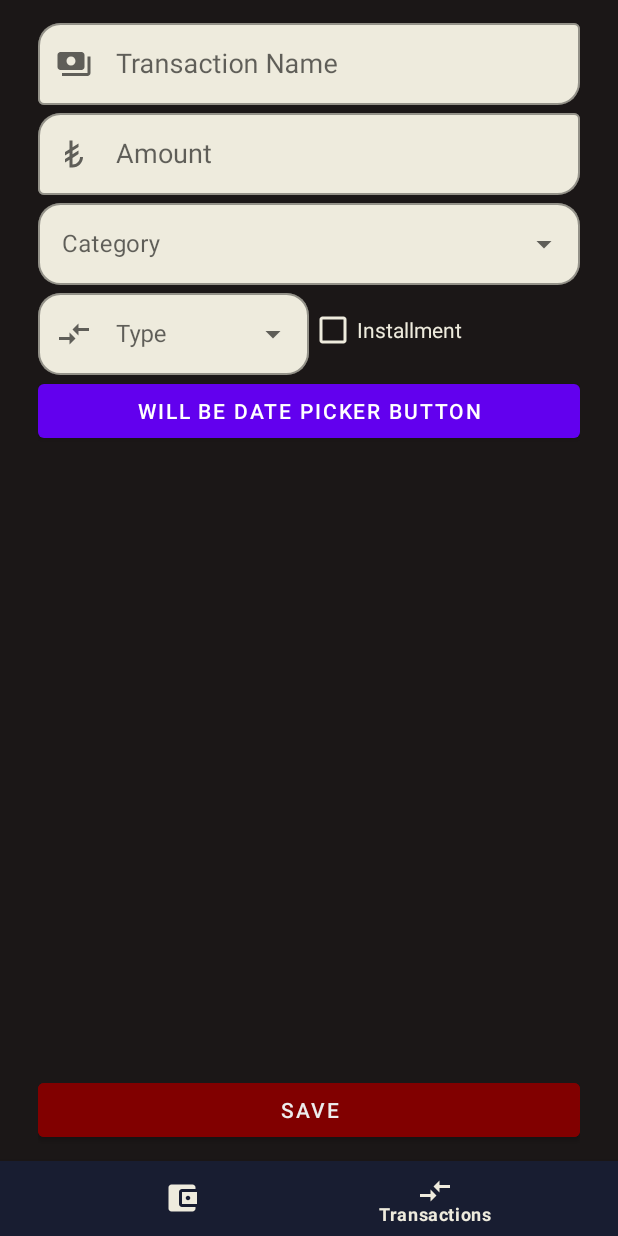
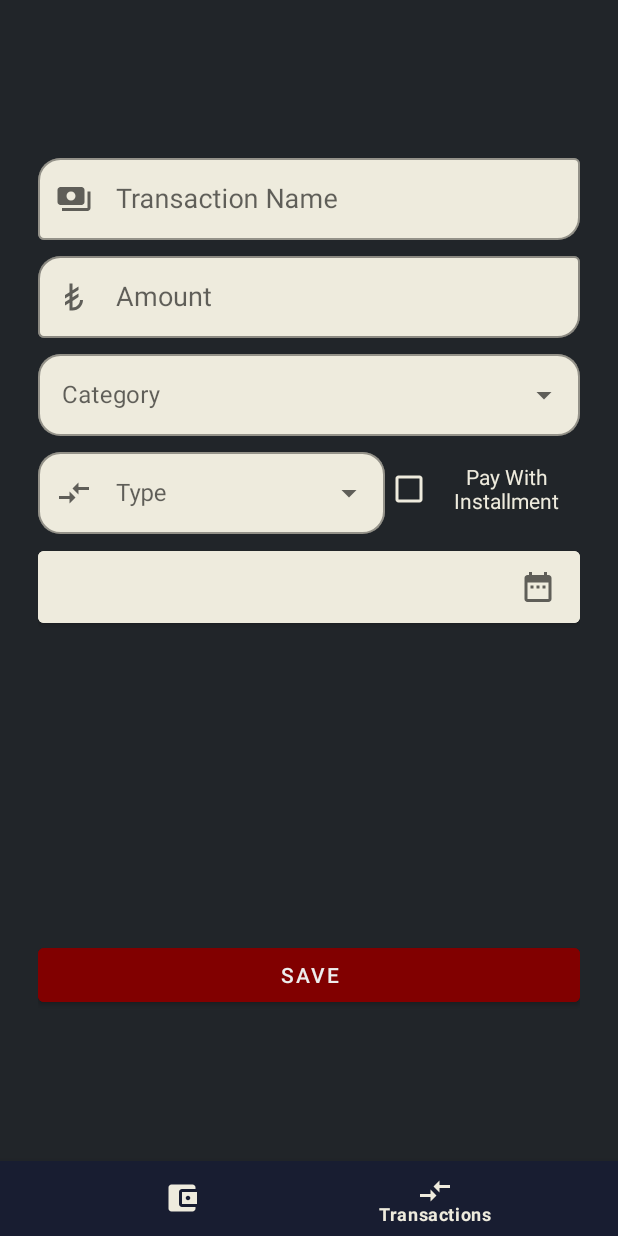
Before and after one commit to kizilcanali/StingyApp, an Android app: the AddTransactionFragment screen opened through its navigation route, on a phone screen of 412 x 824 dp. Run offline under Robolectric (Android 15) with nearby library versions, the phone set to English and light mode, and no system bars; our stand-ins replace Dagger/Hilt's generated code, data binding, navigation-ui; 1 statement that could not run was skipped.

Commit message:
UI Design cont, some bug fixes

```diff
--- a/app/src/main/java/com/alikizilcan/stingyapp/data/HomeRepository.kt
+++ b/app/src/main/java/com/alikizilcan/stingyapp/data/HomeRepository.kt
@@ -15,4 +15,9 @@ class HomeRepository @Inject constructor(
     suspend fun getTotalTransactionByCategory() : Flow<Map<String,Double>> = flow{
         emit(stingyLocalDataSource.getTotalTransactionByCategory())
     }
+
+    suspend fun getTotalTransactions() : Flow<Map<String, Double>> = flow {
+        emit(stingyLocalDataSource.getTotalTransactions())
+    }
+
 }
--- a/app/src/main/java/com/alikizilcan/stingyapp/data/StingyDao.kt
+++ b/app/src/main/java/com/alikizilcan/stingyapp/data/StingyDao.kt
@@ -49,4 +49,7 @@ interface StingyDao {
     @Query("SELECT category, SUM(transaction_amount) as totalAmount FROM transactions WHERE type = 'Expense' GROUP BY category ")
     suspend fun getTotalTransactionByCategory() : Map<String, Double>
 
+    @MapInfo(keyColumn = "type", valueColumn = "transactionAmount")
+    @Query("SELECT type, SUM(transaction_amount) as transactionAmount FROM transactions GROUP BY type")
+    suspend fun getTotalTransactions() : Map<String, Double>
 }
--- a/app/src/main/java/com/alikizilcan/stingyapp/data/StingyLocalDataSource.kt
+++ b/app/src/main/java/com/alikizilcan/stingyapp/data/StingyLocalDataSource.kt
@@ -32,5 +32,6 @@ class StingyLocalDataSource @Inject constructor(private val stingyDao: StingyDao
 
     suspend fun getTotalTransactionByCategory() = stingyDao.getTotalTransactionByCategory()
 
+    suspend fun getTotalTransactions() = stingyDao.getTotalTransactions()
 
 }
--- a/app/src/main/java/com/alikizilcan/stingyapp/data/TransactionRepository.kt
+++ b/app/src/main/java/com/alikizilcan/stingyapp/data/TransactionRepository.kt
@@ -39,8 +39,5 @@ class TransactionRepository @Inject constructor(private val stingyLocalDataSourc
 
     suspend fun updateTransaction(newList: String, id: UUID) = stingyLocalDataSource.updateTransaction(newList, id)
 
-    suspend fun getTotalTransactionByCategory() : Flow<Map<String,Double>> = flow{
-        emit(stingyLocalDataSource.getTotalTransactionByCategory())
-    }
 
 }
--- a/app/src/main/java/com/alikizilcan/stingyapp/domain/HomeUseCase.kt
+++ b/app/src/main/java/com/alikizilcan/stingyapp/domain/HomeUseCase.kt
@@ -20,4 +20,8 @@ class HomeUseCase @Inject constructor(
             dataToPieEntry.mapFromData(it)
         }
     }
+
+    suspend fun getTotalTransactions() : Flow<Map<String,Double>>{
+        return homeRepository.getTotalTransactions()
+    }
 }
--- a/app/src/main/java/com/alikizilcan/stingyapp/infra/Categories.kt
+++ b/app/src/main/java/com/alikizilcan/stingyapp/infra/Categories.kt
@@ -4,21 +4,20 @@ import com.alikizilcan.stingyapp.R
 
 object Categoriesx{
     val listOfCategories: List<Category> = listOf(
-        Category("Transportation", R.drawable.ic_transportation, ""),
-        Category("Fuel", 0, ""),
-        Category("Food and Beverage", R.drawable.ic_food, ""),
-        Category("Groceries", R.drawable.ic_grocery, ""),
-        Category("Technology", 0, ""),
-        Category("Clothing", 0, ""),
-        Category("Jewelry", R.drawable.ic_diamond, ""),
-        Category("Health", R.drawable.ic_health, ""),
-        Category("Sport", 0, ""),
-        Category("Bill", 0, ""),
-        Category("Pet", R.drawable.ic_pet, ""),
-        Category("Others", 0, ""),
-        Category("Gift", 0, ""),
-        Category("House", 0, ""),
-        Category("Car", 0, ""),
+        Category("Fuel", R.drawable.ic_fuel, "#2EB086"),
+        Category("Jewelry", R.drawable.ic_diamond, "#F6B8B8"),
+        Category("Tech", R.drawable.ic_tech, "#AC66CC"),
+        Category("Food and Beverage", R.drawable.ic_food, "#456268"),
+        Category("Groceries", R.drawable.ic_grocery, "#464E2E"),
+        Category("Health", R.drawable.ic_health, "#ACB992"),
+        Category("Clothing", R.drawable.ic_cloth, "#AC66CC"),
+        Category("Sport", R.drawable.ic_sport, "#FE7E6D"),
+        Category("Bill", R.drawable.ic_bill, "#008E89"),
+        Category("Pet", R.drawable.ic_pet, "#CC9544"),
+        Category("Others", R.drawable.ic_transportation, "#93B5C6"),
+        Category("Gift", R.drawable.ic_gift, "#00B4D8"),
+        Category("House", R.drawable.ic_house, "#595260"),
+        Category("Car", R.drawable.ic_car, "#C3B091"),
     )
 }
 
@@ -38,6 +37,4 @@ enum class Categories(transactionCategory: String){
     GIFT("Gift"),
     HOUSE("House"),
     CAR("Car"),
-
-
 }
--- a/app/src/main/java/com/alikizilcan/stingyapp/infra/Extensions.kt
+++ b/app/src/main/java/com/alikizilcan/stingyapp/infra/Extensions.kt
@@ -9,8 +9,9 @@ fun Double?.orZero() = this ?: 0.0
 fun Boolean.toInt() = if (this) 1 else 0
 fun Int.toBool() = this == 1
 
-fun Int.buildMonth(): String = if (this / 9 == 0) "0${this + 1}" else "${this + 1}"
-fun Int.buildDay(): String = if (this / 9 == 0) "0${this}" else "$this"
+fun Int.buildMonth(): String = if (this / 10 == 0) "0${this + 1}" else "${this + 1}"
+
+fun Int.buildDay(): String = if (this / 10 == 0) "0${this}" else "$this"
 
 
 fun List<Installments>.toDataModel(): String {
--- a/app/src/main/java/com/alikizilcan/stingyapp/ui/transactions/TransactionsAdapter.kt
+++ b/app/src/main/java/com/alikizilcan/stingyapp/ui/transactions/TransactionsAdapter.kt
@@ -88,7 +88,6 @@ class TransactionsAdapter @Inject constructor() :
             holder.installmentsRecyclerView.adapter = installmentsAdapter
         }
         installmentsAdapter.itemCheckBoxListener = itemCheckBoxListener
-        installmentsAdapter.categoryKey = getItem(position).category!!
     }
 
     companion object {
--- a/app/src/main/java/com/alikizilcan/stingyapp/ui/transactions/TransactionsFragment.kt
+++ b/app/src/main/java/com/alikizilcan/stingyapp/ui/transactions/TransactionsFragment.kt
@@ -39,10 +39,8 @@ class TransactionsFragment : BaseFragment() {
                 viewModel.itemDeleteClickListener(it)
                 transactionsAdapter.notifyDataSetChanged()
             }
-
             transactionsAdapter.itemCheckBoxListener = viewModel.itemCheckBoxListener
         }
-
 
         binding.addTransactionButton.setOnClickListener {
             viewModel.addTransaction(TransactionsFragmentDirections.actionTransactionsFragmentToAddTransactionFragment())
--- a/app/src/main/res/drawable/ic_date.xml
+++ b/app/src/main/res/drawable/ic_date.xml
@@ -3,7 +3,7 @@
     android:height="24dp"
     android:viewportWidth="24"
     android:viewportHeight="24"
-    android:tint="@color/red_dark">
+    android:tint="?attr/colorControlNormal">
   <path
       android:fillColor="@android:color/white"
       android:pathData="M9,11L7,11v2h2v-2zM13,11h-2v2h2v-2zM17,11h-2v2h2v-2zM19,4h-1L18,2h-2v2L8,4L8,2L6,2v2L5,4c-1.11,0 -1.99,0.9 -1.99,2L3,20c0,1.1 0.89,2 2,2h14c1.1,0 2,-0.9 2,-2L21,6c0,-1.1 -0.9,-2 -2,-2zM19,20L5,20L5,9h14v11z"/>
--- a/app/src/main/res/layout/fragment_add_transaction.xml
+++ b/app/src/main/res/layout/fragment_add_transaction.xml
@@ -12,25 +12,27 @@
     <androidx.constraintlayout.widget.ConstraintLayout
         android:layout_width="match_parent"
         android:layout_height="match_parent"
+        android:background="#212529"
         android:paddingHorizontal="25dp"
-        android:paddingVertical="10dp"
+        android:paddingVertical="100dp"
         tools:context=".ui.add.AddTransactionFragment"
-        android:background="@color/dark"
         >
 
         <com.google.android.material.textfield.TextInputLayout
             android:id="@+id/transactionNameInput"
             style="@style/Widget.MaterialComponents.TextInputLayout.OutlinedBox"
-            app:boxCornerRadiusTopStart="15dp"
-            app:boxCornerRadiusBottomEnd="15dp"
             android:layout_width="0dp"
             android:layout_height="60dp"
             android:hint="@string/transaction_input"
+            app:boxBackgroundColor="@color/transaction_bg"
+            app:boxCornerRadiusBottomEnd="15dp"
+            app:boxCornerRadiusTopStart="15dp"
             app:layout_constraintEnd_toEndOf="parent"
             app:layout_constraintStart_toStartOf="parent"
             app:layout_constraintTop_toTopOf="parent"
             app:startIconDrawable="@drawable/ic_payment"
-            app:boxBackgroundColor="@color/transaction_bg">
+            >
+
             <AutoCompleteTextView
                 android:layout_width="match_parent"
                 android:layout_height="match_parent"
@@ -42,16 +44,20 @@
         <com.google.android.material.textfield.TextInputLayout
             android:id="@+id/transactionAmountInput"
             style="@style/Widget.MaterialComponents.TextInputLayout.OutlinedBox"
-            app:boxCornerRadiusTopStart="15dp"
-            app:boxCornerRadiusBottomEnd="15dp"
+            app:hintTextColor="@color/red_dark"
+            app:boxStrokeColor="@color/transaction_bg"
             android:layout_width="0dp"
             android:layout_height="60dp"
             android:hint="@string/amount_input"
+            app:boxBackgroundColor="@color/transaction_bg"
+            app:boxCornerRadiusBottomEnd="15dp"
+            app:boxCornerRadiusTopStart="15dp"
             app:layout_constraintEnd_toEndOf="parent"
             app:layout_constraintStart_toStartOf="parent"
             app:layout_constraintTop_toBottomOf="@id/transactionNameInput"
             app:startIconDrawable="@drawable/ic_amount"
-            app:boxBackgroundColor="@color/transaction_bg">
+            android:layout_marginTop="5dp"
+            >
 
             <AutoCompleteTextView
                 android:layout_width="match_parent"
@@ -61,41 +67,37 @@
         </com.google.android.material.textfield.TextInputLayout>
 
         <Button
-            android:id="@+id/transactionDateInputButton"
-            android:layout_width="0dp"
-            android:layout_height="wrap_content"
+            android:id="@+id/selectDateButton"
+            android:layout_width="match_parent"
+            android:layout_height="60dp"
+            android:backgroundTint="@color/transaction_bg"
+            android:drawableEnd="@drawable/ic_date"
+            android:text="@{viewModel.date}"
+            android:textColor="@color/dark"
+            android:textSize="14sp"
+            app:layout_constraintEnd_toEndOf="parent"
             app:layout_constraintStart_toStartOf="parent"
             app:layout_constraintTop_toBottomOf="@id/installmentMonthInput"
-            app:layout_constraintEnd_toEndOf="parent"
-            android:text="Will Be Date Picker Button"
+            android:layout_marginTop="5dp"
             />
-        <TextView
-            android:id="@+id/showDateText"
-            android:layout_width="0dp"
-            android:layout_height="50dp"
-            android:gravity="center"
-            android:text="@={viewModel.date}"
-            android:textSize="18sp"
-            app:layout_constraintTop_toBottomOf="@id/transactionDateInputButton"
-            app:layout_constraintStart_toStartOf="parent"
-            app:layout_constraintEnd_toEndOf="parent"
-            android:textColor="@color/transaction_bg"/>
 
 
         <com.google.android.material.textfield.TextInputLayout
             android:id="@+id/transactionCategoryInput"
             style="@style/Widget.MaterialComponents.TextInputLayout.OutlinedBox.ExposedDropdownMenu"
-            app:boxCornerRadiusTopStart="15dp"
+            android:layout_width="match_parent"
+            android:layout_height="60dp"
+            android:hint="@string/category_input"
+            app:boxBackgroundColor="@color/transaction_bg"
             app:boxCornerRadiusBottomEnd="15dp"
             app:boxCornerRadiusBottomStart="15dp"
             app:boxCornerRadiusTopEnd="15dp"
-            android:layout_width="match_parent"
-            android:layout_height="60dp"
-            android:hint="@string/category_input"
+            app:boxCornerRadiusTopStart="15dp"
             app:layout_constraintEnd_toEndOf="parent"
             app:layout_constraintStart_toStartOf="parent"
             app:layout_constraintTop_toBottomOf="@id/transactionAmountInput"
-            app:boxBackgroundColor="@color/transaction_bg">
+            android:layout_marginTop="5dp"
+            >
 
             <AutoCompleteTextView
                 android:id="@+id/categoryList"
@@ -109,18 +111,20 @@
         <com.google.android.material.textfield.TextInputLayout
             android:id="@+id/transactionType"
             style="@style/Widget.MaterialComponents.TextInputLayout.OutlinedBox.ExposedDropdownMenu"
-            app:boxCornerRadiusTopStart="15dp"
+            android:layout_width="0dp"
+            android:layout_height="60dp"
+            android:hint="@string/transaction_type"
+            app:boxBackgroundColor="@color/transaction_bg"
             app:boxCornerRadiusBottomEnd="15dp"
             app:boxCornerRadiusBottomStart="15dp"
             app:boxCornerRadiusTopEnd="15dp"
-            android:layout_width="0dp"
-            android:layout_height="60dp"
-            android:hint="@string/transaction_type"
+            app:boxCornerRadiusTopStart="15dp"
             app:layout_constraintEnd_toStartOf="@id/hasInstallmentCheck"
             app:layout_constraintStart_toStartOf="parent"
             app:layout_constraintTop_toBottomOf="@id/transactionCategoryInput"
             app:startIconDrawable="@drawable/ic_transactions"
-            app:boxBackgroundColor="@color/transaction_bg">
+            android:layout_marginTop="5dp"
+            >
 
             <AutoCompleteTextView
                 android:id="@+id/typeList"
@@ -132,32 +136,33 @@
 
         <CheckBox
             android:id="@+id/hasInstallmentCheck"
-            android:layout_width="0dp"
+            android:layout_width="130dp"
             android:layout_height="0dp"
+            android:buttonTint="@color/transaction_bg"
             android:checked="@={viewModel.isVisibleView}"
             android:text="@string/installment_input"
+            android:textAlignment="center"
+            android:textColor="@color/transaction_bg"
             app:layout_constraintBottom_toBottomOf="@id/transactionType"
             app:layout_constraintEnd_toEndOf="parent"
             app:layout_constraintStart_toEndOf="@id/transactionType"
-            app:layout_constraintTop_toTopOf="@id/transactionType"
-            android:buttonTint="@color/transaction_bg"
-            android:textColor="@color/transaction_bg"
-            />
+            app:layout_constraintTop_toTopOf="@id/transactionType" />
 
         <com.google.android.material.textfield.TextInputLayout
             android:id="@+id/installmentMonthInput"
             style="@style/Widget.MaterialComponents.TextInputLayout.OutlinedBox"
-            app:boxCornerRadiusTopStart="15dp"
-            app:boxCornerRadiusBottomEnd="15dp"
             setVisibility="@{viewModel.isVisibleView}"
             android:layout_width="0dp"
             android:layout_height="60dp"
             android:hint="@string/months"
+            app:boxBackgroundColor="@color/transaction_bg"
+            app:boxCornerRadiusBottomEnd="15dp"
+            app:boxCornerRadiusTopStart="15dp"
             app:layout_constraintEnd_toEndOf="parent"
             app:layout_constraintStart_toStartOf="parent"
             app:layout_constraintTop_toBottomOf="@id/transactionType"
             app:startIconDrawable="@drawable/ic_month"
-            app:boxBackgroundColor="@color/transaction_bg">
+            android:layout_marginTop="5dp">
 
             <AutoCompleteTextView
                 android:layout_width="match_parent"
@@ -166,17 +171,17 @@
                 android:text="@={viewModel.installmentCount}" />
         </com.google.android.material.textfield.TextInputLayout>
 
+
         <Button
             android:id="@+id/saveButton"
             android:layout_width="0dp"
             android:layout_height="wrap_content"
             android:backgroundTint="@color/red_dark"
             android:text="@string/save_button_text"
+            android:textColor="#EDEDED"
+            app:layout_constraintBottom_toBottomOf="parent"
             app:layout_constraintEnd_toEndOf="parent"
-            app:layout_constraintStart_toStartOf="parent"
-            app:layout_constraintBottom_toBottomOf="parent"
-            android:textColor="#EDEDED"
-             />
+            app:layout_constraintStart_toStartOf="parent" />
 
     </androidx.constraintlayout.widget.ConstraintLayout>
 </layout>
--- a/app/src/main/res/values/colors.xml
+++ b/app/src/main/res/values/colors.xml
@@ -19,6 +19,7 @@
     <color name="textColor">#F0F0F0</color>
     <color name="button_bg">#F1D00A</color>
     <color name="budget_bg">#181D31</color>
+    <color name="light_bg">#EDEDED</color>
 
     <array name="pieChartColors">
         <item>#304567</item>
--- a/app/src/main/res/values/strings.xml
+++ b/app/src/main/res/values/strings.xml
@@ -6,7 +6,7 @@
     <string name="tl_text">TL</string>
     <string name="transaction_input">Transaction Name</string>
     <string name="amount_input">Amount</string>
-    <string name="installment_input">Installment</string>
+    <string name="installment_input">Pay With Installment</string>
     <string name="months">Months</string>
     <string name="transaction_type">Type</string>
     <string name="category_input">Category</string>
```
Also changed, not shown: app/src/main/java/com/alikizilcan/stingyapp/ui/add/AddTransactionFragment.kt (+20 -4 lines), app/src/main/java/com/alikizilcan/stingyapp/ui/add/AddTransactionViewModel.kt (+4 -6 lines), app/src/main/java/com/alikizilcan/stingyapp/ui/home/HomeFragment.kt (+18 -9 lines), app/src/main/java/com/alikizilcan/stingyapp/ui/home/HomeViewModel.kt (+15 -0 lines), app/src/main/java/com/alikizilcan/stingyapp/ui/transactions/InstallmentsAdapter.kt (+1 -19 lines), app/src/main/res/layout/fragment_home.xml (+6 -14 lines).
